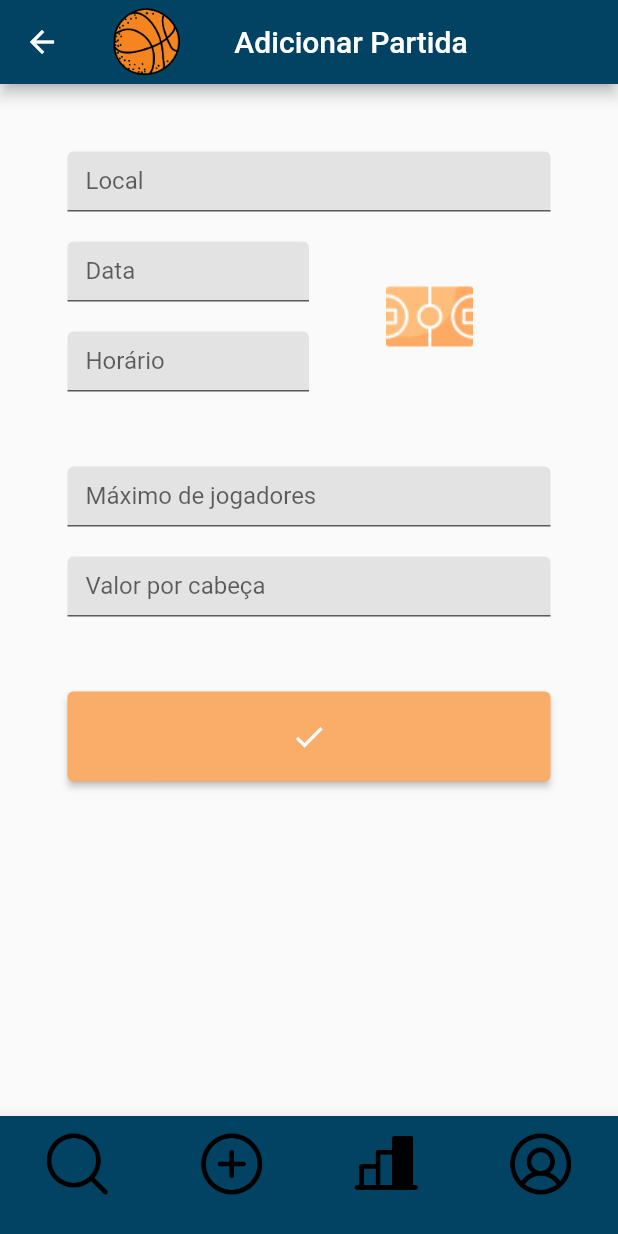
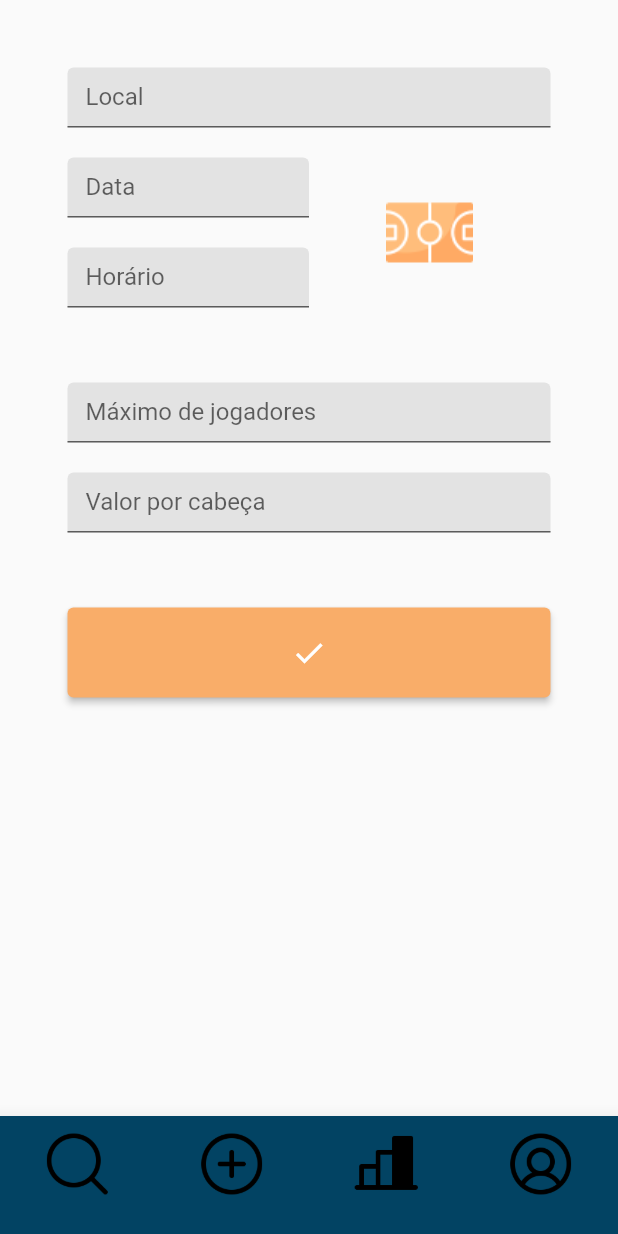
Before and after one commit to Alceu-wv/BaskApp, a Flutter app: the AddPartidaView screen opened by its route, on a phone screen of 412 x 824 dp. Run offline on Flutter 3.47's test engine with Material 2 defaults, Android fonts, the light colour scheme and no system bars; generated files the repository leaves out were written again.

Commit message:
refact: navigation

```diff
--- a/lib/src/add_partida/add_partida_view.dart
+++ b/lib/src/add_partida/add_partida_view.dart
@@ -94,7 +94,6 @@ class _AddPartidaViewState extends State<AddPartidaView> {
   @override
   Widget build(BuildContext context) {
     return Scaffold(
-      appBar: BaskAppBar("Adicionar Partida"),
       body: SingleChildScrollView(
         child: Padding(
           padding: const EdgeInsets.only(right: 45.0, left: 45.0, top: 45.0),
--- a/lib/src/add_time/add_time_view.dart
+++ b/lib/src/add_time/add_time_view.dart
@@ -41,7 +41,6 @@ class _AddTimeViewState extends State<AddTimeView> {
     teams = Provider.of<TeamRepository>(context);
 
     return Scaffold(
-      appBar: BaskAppBar("Adicionar Partida"),
       body: Padding(
         padding: const EdgeInsets.only(right: 45.0, left: 45.0, top: 45.0),
         child: Column(
--- a/lib/src/components/my_big_ok_button.dart
+++ b/lib/src/components/my_big_ok_button.dart
@@ -14,7 +14,7 @@ class _BaskBigOkButtonState extends State<BaskBigOkButton> {
   @override
   Widget build(BuildContext context) {
     return ElevatedButton(
-      onPressed: () => widget.func(),
+      onPressed: () => {widget.func(), Navigator.of(context).pop()},
       style: ElevatedButton.styleFrom(
         backgroundColor: const Color(0xffF9AD69),
         minimumSize: const Size.fromHeight(60),
```
Also changed, not shown: lib/src/components/my_app_bar.dart (+8 -1 lines), lib/src/meus_times/meus_times_view.dart (+7 -1 lines).
